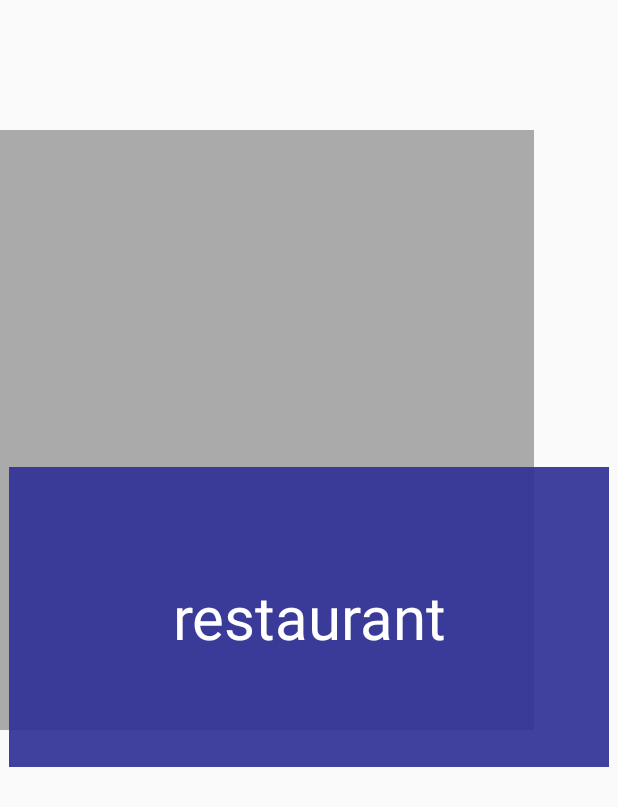
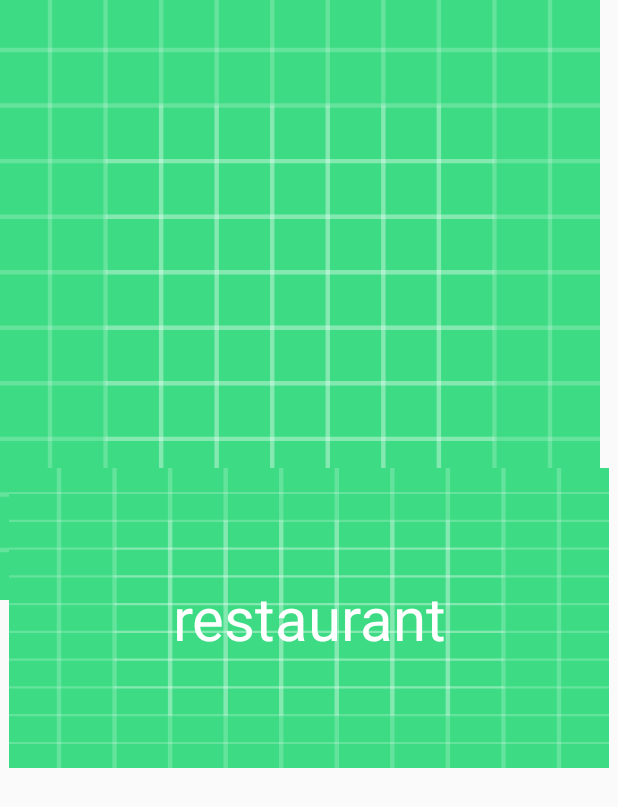
Before and after one commit to NR5P/chicken_tinder, an Android app: the layout item.xml on its own in the app's theme, with its tools: preview values and no code run, on a phone screen of 412 x 824 dp. Shown: the top 807 px of the screen. Run offline under Robolectric (Android 15) with nearby library versions, the phone set to English and light mode, and no system bars.

Commit message:
going to make background image instead i think

```diff
--- a/app/src/main/AndroidManifest.xml
+++ b/app/src/main/AndroidManifest.xml
@@ -21,4 +21,5 @@
         </activity>
     </application>
     <uses-permission android:name="android.permission.ACCESS_FINE_LOCATION" />
+    <uses-permission android:name="android.permission.INTERNET"/>
 </manifest>
--- a/app/src/main/java/com/example/chicken_tinder/CustomSwipeItemAdapter.java
+++ b/app/src/main/java/com/example/chicken_tinder/CustomSwipeItemAdapter.java
@@ -40,7 +40,7 @@ public class CustomSwipeItemAdapter extends ArrayAdapter<Result> {
         restaurantNameView.setText(name);
 
         String photoUrlPath = "https://maps.googleapis.com/maps/api/place/photo?maxwidth=400&photoreference=" + photo.photo_reference + "&key=" + key;
-        Picasso.get().load(photoUrlPath).into(imageView);
+        //Picasso.get().load(photoUrlPath).into(imageView); //TODO: need to get pic figured out before setting
         Log.d("photo reference: ",photoUrlPath);
 
         return restaurantNameView;
--- a/app/src/main/java/com/example/chicken_tinder/FindRestaurants.java
+++ b/app/src/main/java/com/example/chicken_tinder/FindRestaurants.java
@@ -118,8 +118,6 @@ public class FindRestaurants implements ActivityCompat.OnRequestPermissionsResul
         ArrayList<Result> restaurantResults = getRestaurantResults();
         for (Result r : restaurants.results) {
             swipeActivity.addRestaurant(r);
-            Log.d("FindRestaurants","photo is: "+r.photos.get(0).photo_reference);
-            Log.d("FindRestaurants","height is: "+r.photos.get(0).height);
             handler.post(new Runnable() {
                 @Override
                 public void run() {
--- a/app/src/main/res/layout/item.xml
+++ b/app/src/main/res/layout/item.xml
@@ -1,27 +1,30 @@
 <?xml version="1.0" encoding="utf-8"?>
 <FrameLayout xmlns:android="http://schemas.android.com/apk/res/android"
-xmlns:tools="http://schemas.android.com/tools"
-android:layout_gravity="center"
-android:layout_width="500dp"
-android:layout_height="650dp">
+    xmlns:app="http://schemas.android.com/apk/res-auto"
+    xmlns:tools="http://schemas.android.com/tools"
+    android:layout_gravity="center"
+    android:layout_width="match_parent"
+    android:layout_height="match_parent">
 
     <ImageView
         android:id="@+id/restaurantImage"
-        android:background="@android:color/darker_gray"
+        android:scaleType="fitCenter"
         android:layout_width="400dp"
-        android:layout_height="400dp"></ImageView>
+        android:layout_height="400dp"
+        app:srcCompat="@drawable/ic_launcher_background"></ImageView>
 
     <TextView
         android:id="@+id/restaurantName"
         android:layout_width="400dp"
         android:layout_height="200dp"
-        android:background="#e339"
+        android:background="@drawable/ic_launcher_background"
         android:gravity="center"
         android:layout_gravity="center"
         android:textColor="@android:color/white"
         android:textSize="40sp"
         tools:text="restaurant" />
-
+</FrameLayout>
+    <!--
     <View
         android:id="@+id/item_swipe_left_indicator"
         android:alpha="0"
@@ -38,5 +41,4 @@ android:layout_height="650dp">
         android:layout_margin="10dp"
         android:layout_gravity="right"
         android:background="#5AF" />
-
-</FrameLayout>
+-->
```
